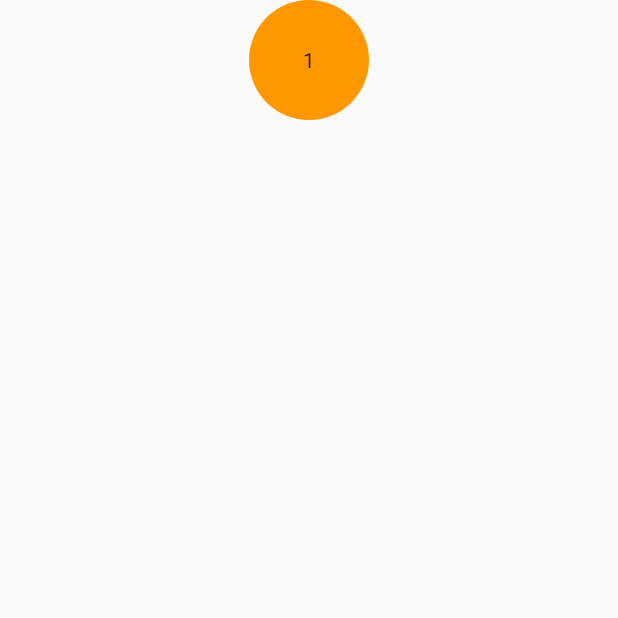
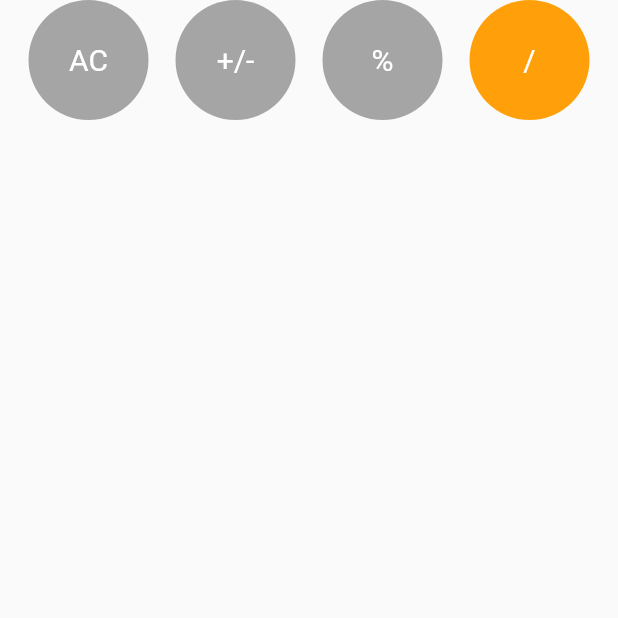
Before and after one commit to atik-sabuj/easy_calculator, a Flutter app: the screen it shows after launch, on a phone screen of 412 x 824 dp, the top half of it. Run offline on Flutter 3.47's test engine with Material 2 defaults, Android fonts, the phone set to English and light mode, and no system bars.

Commit message:
Calculator UI and Components #2

```diff
--- a/lib/components/my_button.dart
+++ b/lib/components/my_button.dart
@@ -1,18 +1,32 @@
+import 'package:easy_calculator/constant.dart';
 import 'package:flutter/material.dart';
 
 class MyButton extends StatelessWidget {
-  const MyButton({Key? key}) : super(key: key);
+  final String title;
+  final Color color;
+  final VoidCallback onPress;
+
+  const MyButton({Key? key,
+    required this.title,
+    this.color =  const Color(0xffa5a5a5),
+    required this.onPress,
+  }) : super(key: key);
 
   @override
   Widget build(BuildContext context) {
-    return Container(
-      height: 80,
-      decoration: BoxDecoration(
-        shape: BoxShape.circle,
-        color: Colors.orange,
-      ),
-      child: Center(
-        child: Text('1'),
+    return Expanded(
+      child: InkWell(
+        onTap: onPress,
+        child: Container(
+          height: 80,
+          decoration: BoxDecoration(
+            shape: BoxShape.circle,
+            color: color,
+          ),
+          child: Center(
+            child: Text(title, style: headingTextStyle3,),
+          ),
+        ),
       ),
     );
   }
--- a/lib/constant.dart
+++ b/lib/constant.dart
@@ -7,4 +7,4 @@ const Color whiteColor = Colors.white;
 
 const headingTextStyle1 = TextStyle(fontSize: 30, color: greyColor, fontWeight: FontWeight.w600);
 const headingTextStyle2 = TextStyle(fontSize: 30, color: blueColor, fontWeight: FontWeight.w600);
-const headingTextStyle3 = TextStyle(fontSize: 18, color: whiteColor);
+const headingTextStyle3 = TextStyle(fontSize: 20, color: whiteColor);
--- a/lib/home_page.dart
+++ b/lib/home_page.dart
@@ -10,16 +10,29 @@ class HomePage extends StatefulWidget {
 }
 
 class _HomePageState extends State<HomePage> {
+
+  var userInput = '';
+  var answer = '';
+
   @override
   Widget build(BuildContext context) {
     print('Program Asche');
     return Scaffold(
       body: SafeArea(
         child: Padding(
-          padding: const EdgeInsets.symmetric(horizontal: 30),
+          padding: const EdgeInsets.symmetric(horizontal: 10),
           child: Column(
             children: [
-              MyButton(),
+              Row(
+                children: [
+                  MyButton(title: 'AC', onPress: (){
+                    print('tap');
+                  },),
+                  MyButton(title: '+/-',onPress: (){},),
+                  MyButton(title: '%',onPress: (){},),
+                  MyButton(title: '/',onPress: (){},color: Color(0xffffa00a),),
+                ],
+              ),
 
             ],
           ),
```
